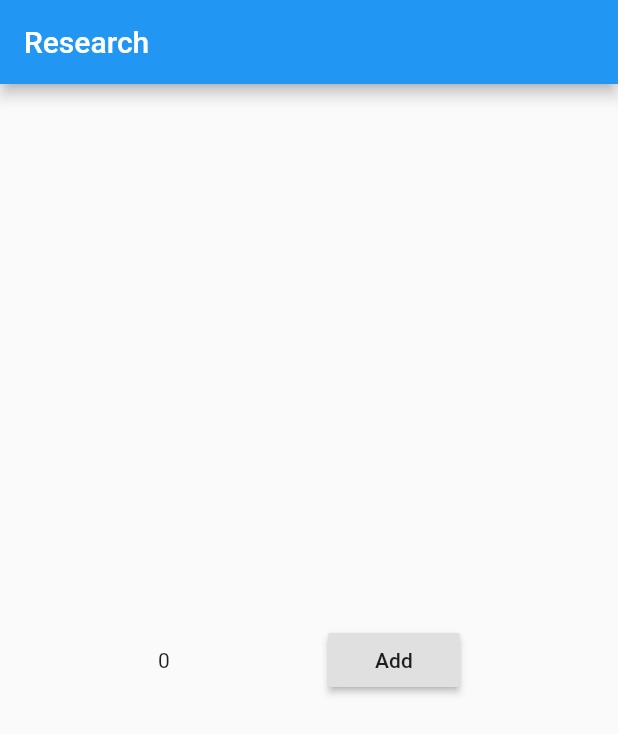
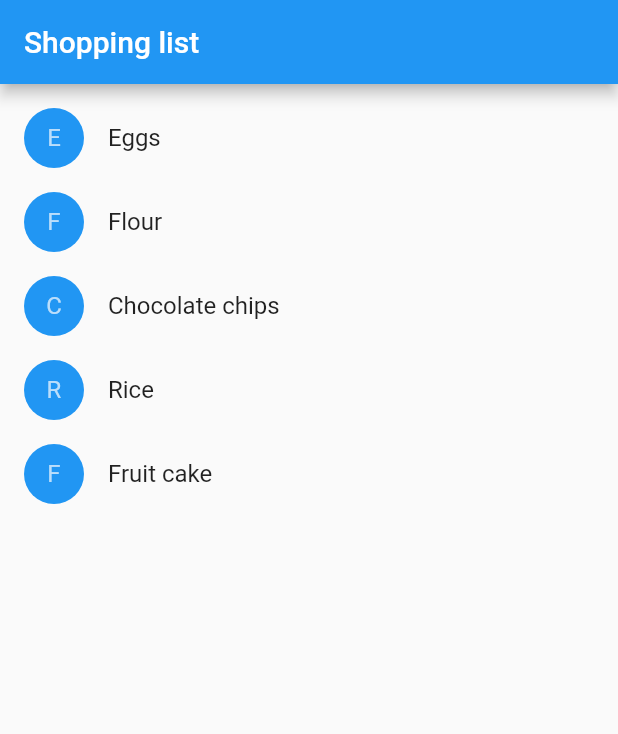
Before and after one commit to Nothing-Works/flutter-research, a Flutter app: the screen it shows after launch, on a phone screen of 412 x 824 dp. Shown: the top 734 px of the screen. Run offline on Flutter 3.47's test engine with Material 2 defaults, Android fonts, the phone set to English and light mode, and no system bars.

Commit message:
shopping list

```diff
--- /dev/null
+++ b/lib/src/mocks/product_mock.dart
@@ -0,0 +1,13 @@
+import 'package:flutter_research/src/models/product.dart';
+
+class ProductMock extends Product {
+  static List<Product> fetchAll() {
+    return [
+      Product(name: 'Eggs'),
+      Product(name: 'Flour'),
+      Product(name: 'Chocolate chips'),
+      Product(name: 'Rice'),
+      Product(name: 'Fruit cake')
+    ];
+  }
+}
--- /dev/null
+++ b/lib/src/models/product.dart
@@ -0,0 +1,5 @@
+class Product {
+  final String name;
+
+  Product({this.name});
+}
--- a/lib/src/screens/app.dart
+++ b/lib/src/screens/app.dart
@@ -1,12 +1,16 @@
 import 'package:flutter/material.dart';
-import 'package:flutter_research/src/stateful_widget/counter_app.dart';
+import 'package:flutter_research/src/mocks/product_mock.dart';
+import 'package:flutter_research/src/models/product.dart';
+import 'package:flutter_research/src/stateful_widget/shopping_app.dart';
 
 class App extends StatelessWidget {
+  final List<Product> products = ProductMock.fetchAll();
+
   @override
   Widget build(BuildContext context) {
     return MaterialApp(
       title: 'Flutter Research',
-      home: CounterApp(),
+      home: ShoppingApp(products),
     );
   }
 }
--- /dev/null
+++ b/lib/src/stateful_widget/shopping_app.dart
@@ -0,0 +1,41 @@
+import 'package:flutter/material.dart';
+import 'package:flutter_research/src/models/product.dart';
+import 'package:flutter_research/src/stateless_widget/shopping_list_item.dart';
+
+class ShoppingApp extends StatefulWidget {
+  final List<Product> products;
+
+  ShoppingApp(this.products);
+
+  @override
+  _ShoppingAppState createState() => _ShoppingAppState();
+}
+
+class _ShoppingAppState extends State<ShoppingApp> {
+  Set<Product> _productList = Set<Product>();
+
+  void _onCartChanged(Product product, bool inCart) {
+    setState(() {
+      if (inCart) {
+        _productList.add(product);
+      } else {
+        _productList.remove(product);
+      }
+    });
+  }
+
+  @override
+  Widget build(BuildContext context) {
+    return Scaffold(
+        appBar: AppBar(title: Text('Shopping list')),
+        body: ListView(
+            padding: EdgeInsets.symmetric(vertical: 8.0),
+            children: widget.products.map((product) {
+              return ShoppingListItem(
+                product: product,
+                inCart: _productList.contains(product),
+                onCartChanged: _onCartChanged,
+              );
+            }).toList()));
+  }
+}
--- /dev/null
+++ b/lib/src/stateless_widget/shopping_list_item.dart
@@ -0,0 +1,31 @@
+import 'package:flutter/material.dart';
+import 'package:flutter_research/src/models/product.dart';
+import 'package:flutter_research/src/types/function_types.dart';
+
+class ShoppingListItem extends StatelessWidget {
+  final Product product;
+  final bool inCart;
+  final CartChangedCallback onCartChanged;
+
+  ShoppingListItem({this.product, this.inCart, this.onCartChanged});
+
+  Color _getColor(BuildContext context) {
+    return inCart ? Colors.black54 : Theme.of(context).primaryColor;
+  }
+
+  TextStyle _getTextStyle(BuildContext context) {
+    if (!inCart) return null;
+    return TextStyle(
+        color: Colors.black54, decoration: TextDecoration.lineThrough);
+  }
+
+  @override
+  Widget build(BuildContext context) {
+    return ListTile(
+      onTap: () => onCartChanged(product, !inCart),
+      leading: CircleAvatar(
+          backgroundColor: _getColor(context), child: Text(product.name[0])),
+      title: Text(product.name, style: _getTextStyle(context)),
+    );
+  }
+}
--- /dev/null
+++ b/lib/src/types/function_types.dart
@@ -0,0 +1,3 @@
+import 'package:flutter_research/src/models/product.dart';
+
+typedef void CartChangedCallback(Product product, bool inCart);
```
